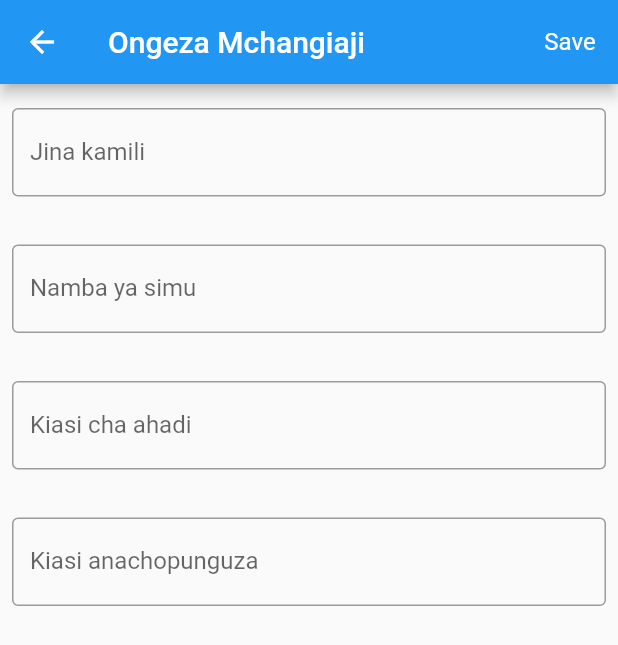
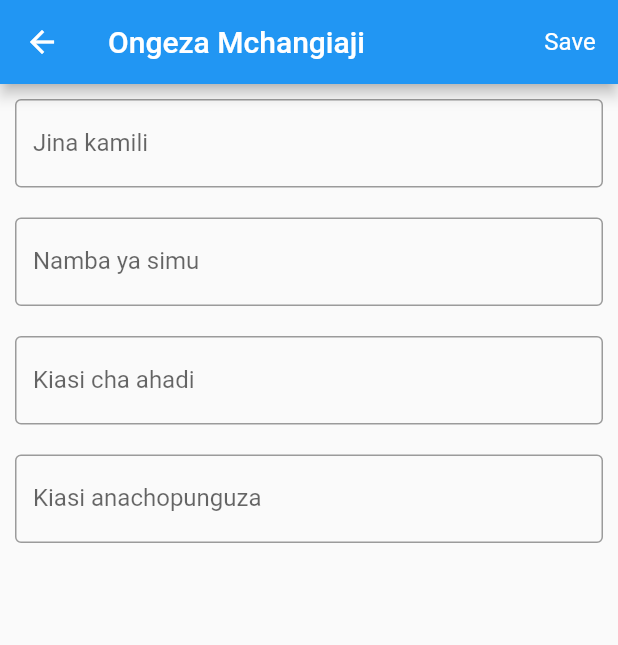
Before and after one commit to gabbymushi/michango_app, a Flutter app: the AddEntryDialog screen opened directly, on a phone screen of 412 x 824 dp. Shown: the top 645 px of the screen. Run offline on Flutter 3.47's test engine with Material 2 defaults, Android fonts, the phone set to English and light mode, and no system bars.

Commit message:
resize fields

```diff
--- a/lib/pages/widgets/add_contributor.dart
+++ b/lib/pages/widgets/add_contributor.dart
@@ -28,7 +28,7 @@ class _AddEntryDialogState extends State<AddEntryDialog> {
         crossAxisAlignment: CrossAxisAlignment.start,
         children: <Widget>[
           Padding(
-            padding: EdgeInsets.symmetric(horizontal: 8, vertical: 16),
+            padding: EdgeInsets.all(10),
             child: TextField(
               decoration: InputDecoration(
                 border: OutlineInputBorder(),
@@ -38,7 +38,7 @@ class _AddEntryDialogState extends State<AddEntryDialog> {
             ),
           ),
           Padding(
-            padding: EdgeInsets.symmetric(horizontal: 8, vertical: 16),
+            padding: EdgeInsets.all(10),
             child: TextFormField(
               decoration: InputDecoration(
                 border: OutlineInputBorder(),
@@ -47,7 +47,7 @@ class _AddEntryDialogState extends State<AddEntryDialog> {
             ),
           ),
           Padding(
-            padding: EdgeInsets.symmetric(horizontal: 8, vertical: 16),
+            padding: EdgeInsets.all(10),
             child: TextFormField(
               decoration: InputDecoration(
                 border: OutlineInputBorder(),
@@ -56,7 +56,7 @@ class _AddEntryDialogState extends State<AddEntryDialog> {
             ),
           ),
           Padding(
-            padding: EdgeInsets.symmetric(horizontal: 8, vertical: 16),
+            padding: EdgeInsets.all(10),
             child: TextFormField(
               decoration: InputDecoration(
                 border: OutlineInputBorder(),
```
